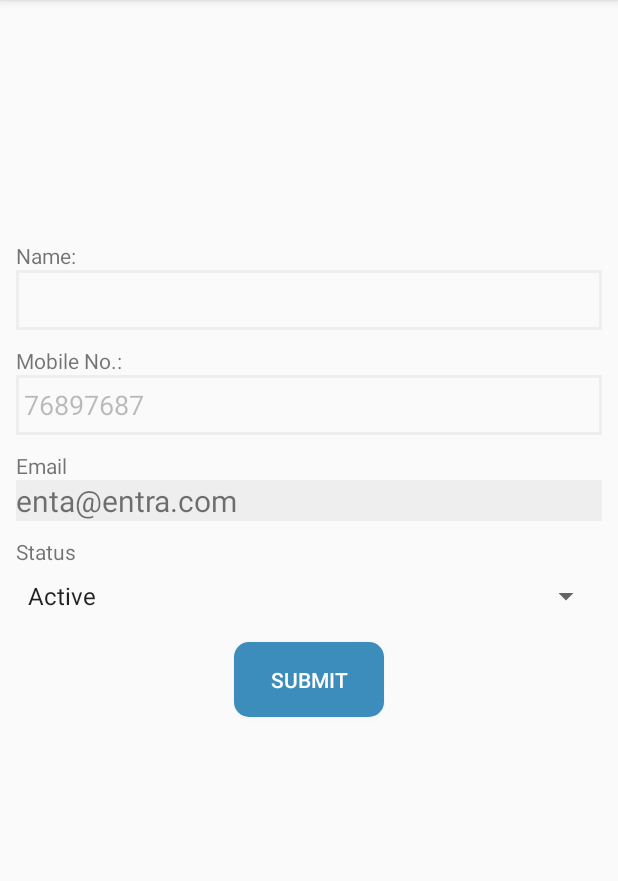
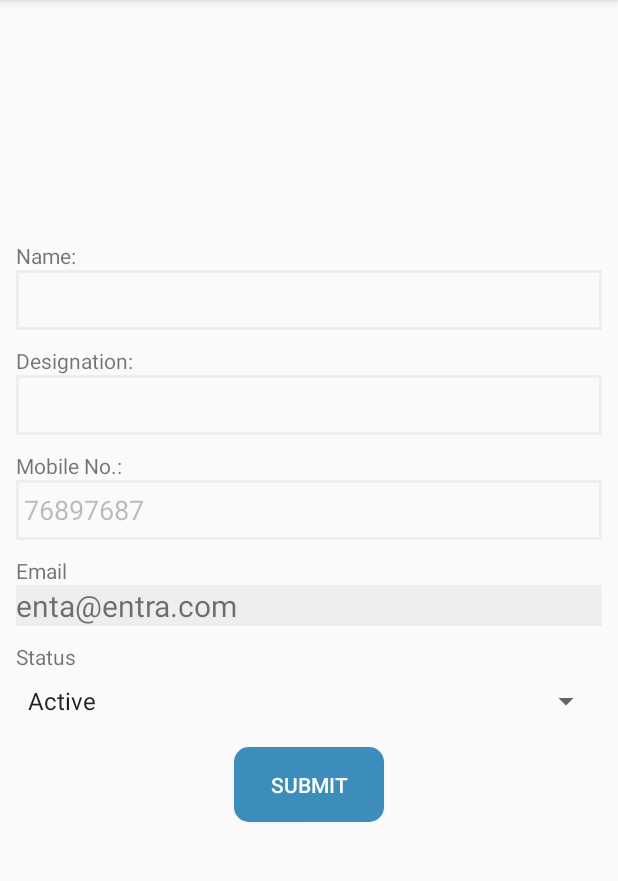
Before and after one commit to myphoneme/Ticketing, an Android app: the fragment UserProfileFragment shown on its own in the app's theme, on a phone screen of 412 x 824 dp, the part 84-965 px from its top. Run offline under Robolectric (Android 15) with nearby library versions, the phone set to English and light mode, and no system bars; libraries missing offline, so code that uses them is left out: com.facebook.drawee, com.facebook.imagepipeline; plain views replace SimpleDraweeView; pictures from the network do not load; 6 statements that could not run were skipped.

Commit message:
user edit working

```diff
--- a/app/src/main/java/com/phoneme/ticketing/ui/user/fragments/UserProfileFragment.java
+++ b/app/src/main/java/com/phoneme/ticketing/ui/user/fragments/UserProfileFragment.java
@@ -51,7 +51,7 @@ import retrofit2.Response;
 
 public class UserProfileFragment extends Fragment implements
         AdapterView.OnItemSelectedListener {
-    private EditText username, mobile;
+    private EditText username, mobile,designation;
     private TextView email;
     private SavedUserData userData;
     private SimpleDraweeView userimage;
@@ -87,6 +87,7 @@ public class UserProfileFragment extends Fragment implements
         userimage = (SimpleDraweeView) view.findViewById(R.id.user_image);
         submit = (Button) view.findViewById(R.id.submit);
         spin = (Spinner) view.findViewById(R.id.spinner);
+        designation=(EditText)view.findViewById(R.id.designation);
         getUserData(userid);
         username.setEnabled(false);
         mobile.setEnabled(false);
@@ -136,6 +137,7 @@ public class UserProfileFragment extends Fragment implements
                     Toast.makeText(getContext(), "Submitted", Toast.LENGTH_SHORT).show();
                     //  if(profileUserId.equals(userid)){
                     String name = username.getText().toString();
+                    String designation_title=designation.getText().toString();
                     String mobilenum = mobile.getText().toString();
                     String status_new = statustext;
                     String userid = userDataFromServer.getId();
@@ -144,6 +146,8 @@ public class UserProfileFragment extends Fragment implements
                     HashMap<String,RequestBody> map= new HashMap<>();
                     RequestBody fname=createPartFromString(name);
                     map.put("fname",fname);
+                    RequestBody designationbody=createPartFromString(designation_title);
+                    map.put("designation",designationbody);
                     RequestBody Mobile_no=createPartFromString(mobilenum);
                     map.put("Mobile_no",Mobile_no);
                     RequestBody status=createPartFromString(status_new);
@@ -176,6 +180,7 @@ public class UserProfileFragment extends Fragment implements
         username.setText(data.getName());
         email.setText(data.getEmail());
         mobile.setText(data.getMobile_no());
+        designation.setText(data.getDesignation());
         if (data.getStatus().equals("1")) {
             spin.setSelection(0);
         } else {
--- a/app/src/main/res/layout/fragment_user_profile.xml
+++ b/app/src/main/res/layout/fragment_user_profile.xml
@@ -36,6 +36,28 @@
             android:layout_height="40dp" />
     </RelativeLayout>
 
+    <RelativeLayout
+        android:layout_width="wrap_content"
+        android:layout_height="wrap_content"
+        android:layout_margin="5dp"
+        android:orientation="horizontal">
+
+        <TextView
+            android:id="@+id/designationtext"
+            android:layout_alignParentLeft="true"
+            android:layout_width="wrap_content"
+            android:layout_height="wrap_content"
+            android:text="Designation:" />
+
+        <EditText
+            android:layout_below="@+id/designationtext"
+            android:layout_alignParentLeft="true"
+            android:background="@drawable/edit_bg"
+            android:id="@+id/designation"
+            android:paddingLeft="5dp"
+            android:layout_width="match_parent"
+            android:layout_height="40dp" />
+    </RelativeLayout>
     <RelativeLayout
         android:layout_width="match_parent"
         android:layout_height="wrap_content"
```
